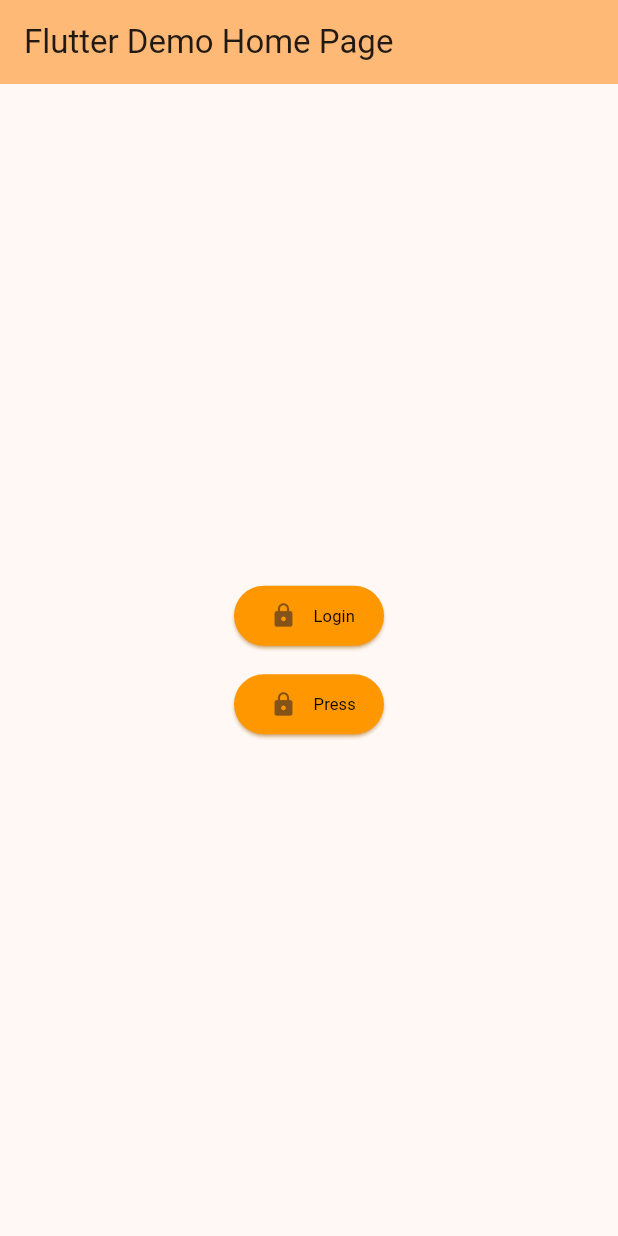
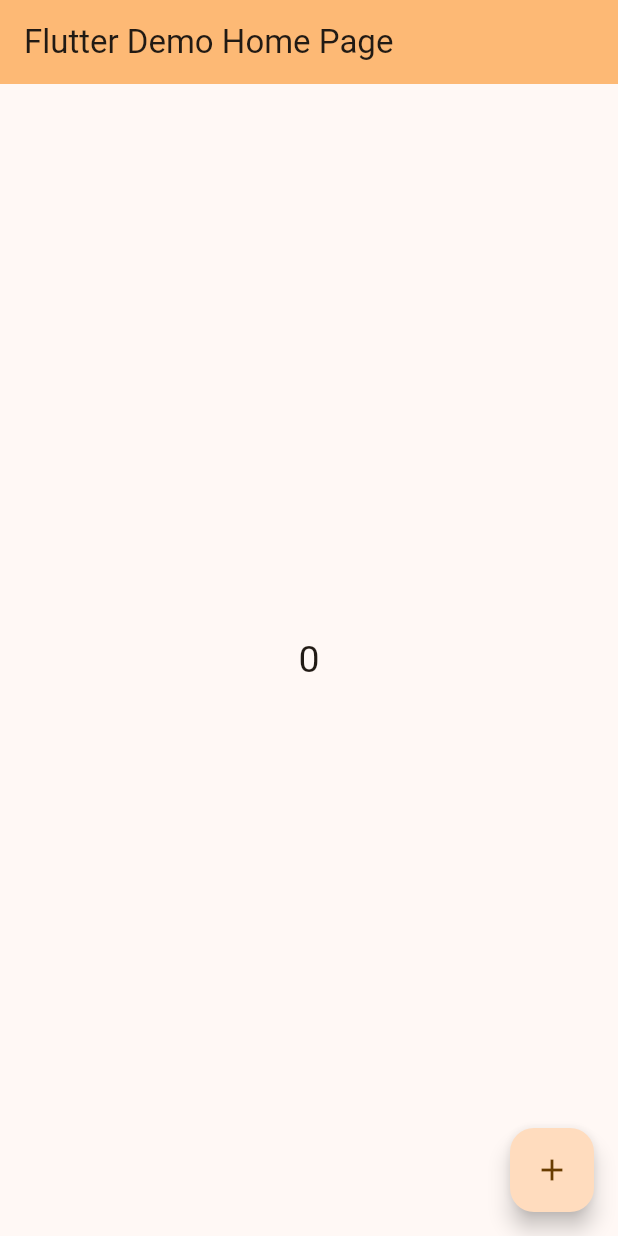
Before and after one commit to Vermasaiyam/my_app, a Flutter app: the screen it shows after launch, on a phone screen of 412 x 824 dp. Run offline on Flutter 3.47's test engine with Material 3 defaults, Android fonts, the phone set to English and light mode, and no system bars.

Commit message:
done widgets

```diff
--- /dev/null
+++ b/lib/counter_provider.dart
@@ -0,0 +1,20 @@
+import 'package:flutter/cupertino.dart';
+
+class CounterProvider extends ChangeNotifier{
+  int _count = 0;
+
+  // get Value
+  int getCount() => _count;
+
+  // events
+  void incrementCount(){
+    _count++;
+    notifyListeners();
+  }
+  void deccrementCount(){
+    if (_count>0){
+      _count++;
+      notifyListeners();
+    }
+  }
+}
--- a/lib/main.dart
+++ b/lib/main.dart
@@ -1,7 +1,9 @@
 import 'package:flutter/material.dart';
+import 'package:my_app/counter_provider.dart';
 import 'package:my_app/ui_helper/util.dart';
 import 'package:intl/intl.dart';
 import 'package:my_app/widgets/rounded_button.dart';
+import 'package:provider/provider.dart';
 
 void main() {
   runApp(const MyApp());
@@ -23,7 +25,10 @@ class MyApp extends StatelessWidget {
           titleMedium: TextStyle(fontSize: 11, fontWeight: FontWeight.w500, fontStyle: FontStyle.italic),
         ),
       ),
-      home: const MyHomePage(title: 'Flutter Demo Home Page'),
+      home: ChangeNotifierProvider(
+        create: (_) => CounterProvider(),
+        child: const MyHomePage(title: 'Flutter Demo Home Page')
+      ),
     );
   }
 }
@@ -82,12 +87,14 @@ class _MyHomePageState extends State<MyHomePage> {
   var emailText = TextEditingController();
   var passText = TextEditingController();
 
+
   callback(){
     print("Clicked!!!");
   }
 
   @override
   Widget build(BuildContext context) {
+    print("Build Page!!!");
 
     var arrNames = ['1', '2', '3', '4', '5'];
     var arrColors = [
@@ -105,40 +112,68 @@ class _MyHomePageState extends State<MyHomePage> {
         title: Text(widget.title),
       ),
 
-
-      // custom widget
       body: Center(
-        child: Column(
-          mainAxisAlignment: MainAxisAlignment.center,
-          children: [
-            Container(
-              width: 100,
-              child: RoundedButton(
-                btnName: 'Login',
-                icon: Icon(Icons.lock),
-                callback: (){
-                  print("Logged in!!!");
-                },
-                textStyle: mTextStyle11(),
-              ),
-            ),
-            Container(height: 11,),
-            Container(
-              width: 100,
-              child: RoundedButton(
-                btnName: 'Press',
-                icon: Icon(Icons.lock),
-                callback: (){
-                  print("Logged in!!!");
-                },
-                bgColor: Colors.orange,
-                textStyle: mTextStyle11(),
-              ),
-            ),
-          ],
+        child: Consumer(
+          builder: (ctx, _, __){
+            print("Consumer build!!!");
+            return Text(
+              // '${Provider.of<CounterProvider>(ctx, listen: true).getCount()}',
+              '${ctx.watch<CounterProvider>().getCount()}',
+              style: TextStyle(fontSize: 25),
+            );
+          },
         ),
       ),
 
+      floatingActionButton: FloatingActionButton(
+        onPressed: (){
+          // Provider.of<CounterProvider>(context, listen: false).incrementCount();
+          context.read<CounterProvider>().incrementCount();
+        },
+        child: Icon(Icons.add),
+      ),
+
+
+
+
+
+
+
+
+
+      // custom widget
+
+      // body: Center(
+      //   child: Column(
+      //     mainAxisAlignment: MainAxisAlignment.center,
+      //     children: [
+      //       Container(
+      //         width: 100,
+      //         child: RoundedButton(
+      //           btnName: 'Login',
+      //           icon: Icon(Icons.lock),
+      //           callback: (){
+      //             print("Logged in!!!");
+      //           },
+      //           textStyle: mTextStyle11(),
+      //         ),
+      //       ),
+      //       Container(height: 11,),
+      //       Container(
+      //         width: 100,
+      //         child: RoundedButton(
+      //           btnName: 'Press',
+      //           icon: Icon(Icons.lock),
+      //           callback: (){
+      //             print("Logged in!!!");
+      //           },
+      //           bgColor: Colors.orange,
+      //           textStyle: mTextStyle11(),
+      //         ),
+      //       ),
+      //     ],
+      //   ),
+      // ),
 
 
 
--- a/pubspec.yaml
+++ b/pubspec.yaml
@@ -34,6 +34,7 @@ dependencies:
   # The following adds the Cupertino Icons font to your application.
   # Use with the CupertinoIcons class for iOS style icons.
   cupertino_icons: ^1.0.8
+  provider: ^6.1.5
 
 dev_dependencies:
   flutter_test:
```
Also changed, not shown: pubspec.lock.
